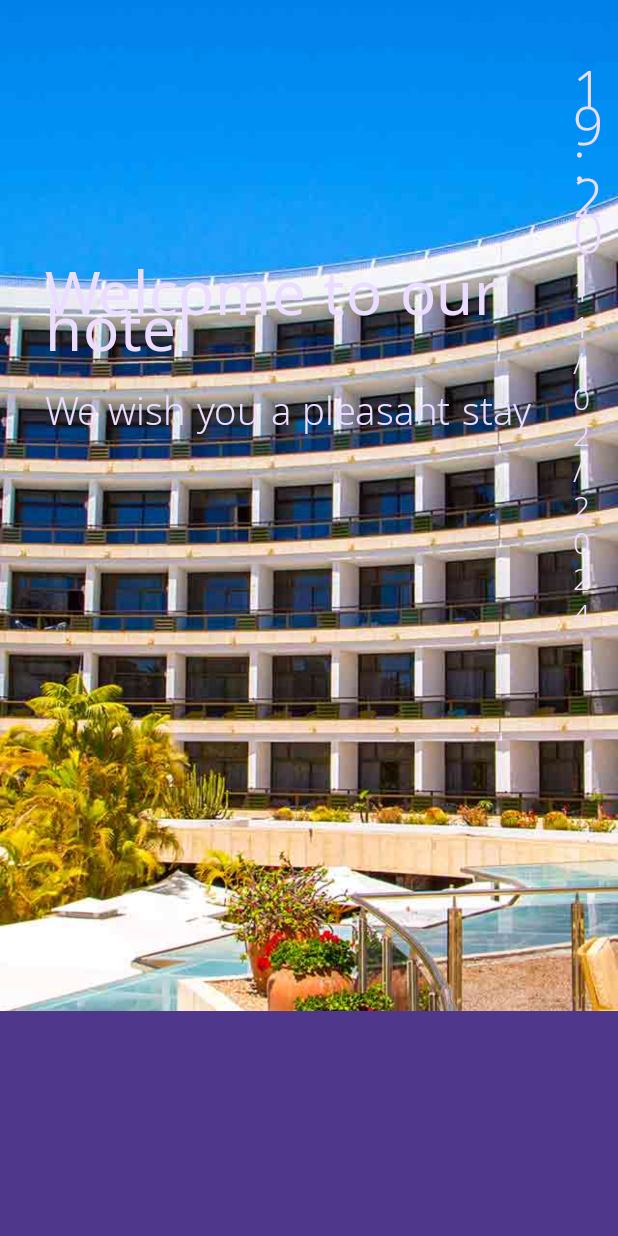
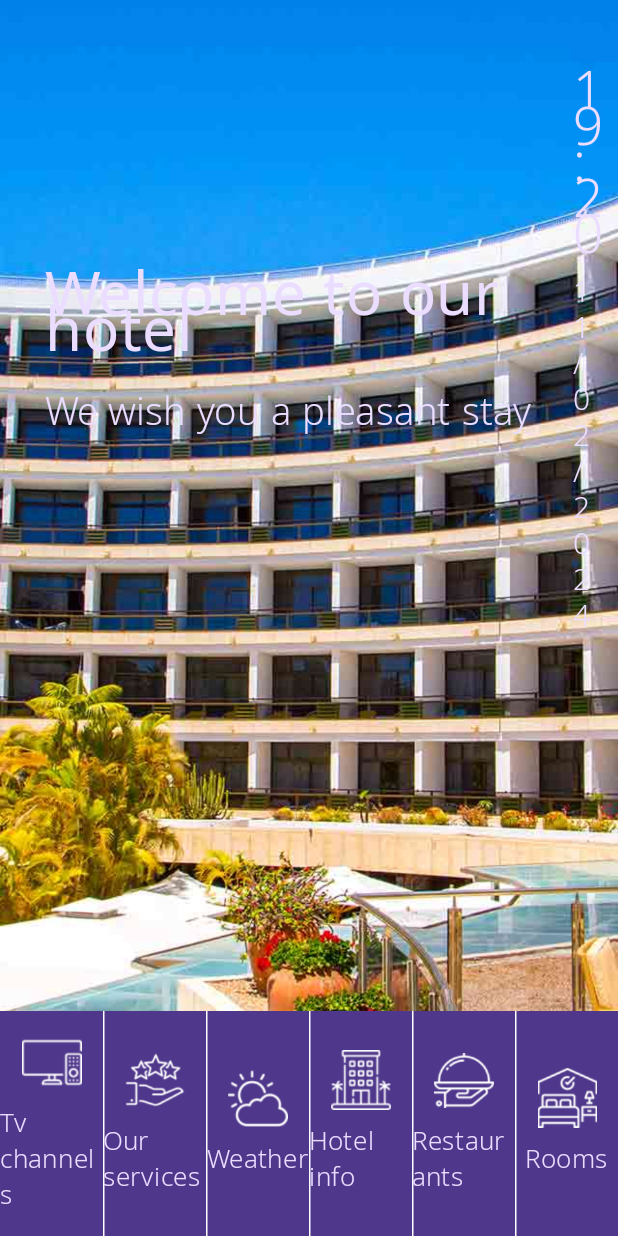
Before and after one commit to DariaVolosh/hospitalityTvAppAndroid, an Android app built with Jetpack Compose: the MainActivity screen opened directly, with no data from a screen before it, on a phone screen of 412 x 824 dp. Run offline under Robolectric (Android 15) with nearby library versions, the phone set to English and light mode, and no system bars; 2 statements that could not run were skipped.

Commit message:
Categories in the row of categories

```diff
--- /dev/null
+++ b/app/src/main/java/com/example/hoteltvapptemplate/presenter/CategoriesRow.kt
@@ -0,0 +1,40 @@
+package com.example.hoteltvapptemplate.presenter
+
+import androidx.compose.foundation.background
+import androidx.compose.foundation.layout.Arrangement
+import androidx.compose.foundation.layout.Row
+import androidx.compose.foundation.layout.fillMaxWidth
+import androidx.compose.foundation.layout.height
+import androidx.compose.material3.MaterialTheme
+import androidx.compose.runtime.Composable
+import androidx.compose.ui.Modifier
+import androidx.compose.ui.unit.dp
+import com.example.hoteltvapptemplate.R
+
+@Composable
+fun CategoriesRow() {
+    val categories = mutableMapOf(
+        "Tv channels" to R.drawable.tv_channels,
+        "Our services" to R.drawable.our_services,
+        "Weather" to R.drawable.weather,
+        "Hotel info" to R.drawable.hotel_info,
+        "Restaurants" to R.drawable.restaurants,
+        "Rooms" to R.drawable.rooms
+    )
+
+    Row(
+        modifier = Modifier
+            .height(150.dp)
+            .fillMaxWidth()
+            .background(MaterialTheme.colorScheme.primaryContainer),
+        horizontalArrangement = Arrangement.SpaceBetween
+    ) {
+        for (c in categories.entries) {
+            Category(
+                name = c.key,
+                icon = c.value,
+                modifier = Modifier.weight(1f)
+            )
+        }
+    }
+}
--- /dev/null
+++ b/app/src/main/java/com/example/hoteltvapptemplate/presenter/Category.kt
@@ -0,0 +1,62 @@
+package com.example.hoteltvapptemplate.presenter
+
+import androidx.annotation.DrawableRes
+import androidx.compose.foundation.Image
+import androidx.compose.foundation.layout.Arrangement
+import androidx.compose.foundation.layout.Column
+import androidx.compose.foundation.layout.Row
+import androidx.compose.foundation.layout.fillMaxSize
+import androidx.compose.foundation.layout.padding
+import androidx.compose.foundation.layout.size
+import androidx.compose.material3.MaterialTheme
+import androidx.compose.material3.Text
+import androidx.compose.material3.VerticalDivider
+import androidx.compose.runtime.Composable
+import androidx.compose.ui.Alignment
+import androidx.compose.ui.Modifier
+import androidx.compose.ui.graphics.Color
+import androidx.compose.ui.res.painterResource
+import androidx.compose.ui.text.font.Font
+import androidx.compose.ui.text.font.FontFamily
+import androidx.compose.ui.unit.TextUnit
+import androidx.compose.ui.unit.TextUnitType
+import androidx.compose.ui.unit.dp
+import com.example.hoteltvapptemplate.R
+
+@Composable
+fun Category(
+    name: String,
+    @DrawableRes icon: Int,
+    modifier: Modifier
+) {
+    Row(
+        modifier = modifier
+            .fillMaxSize(),
+        horizontalArrangement = Arrangement.SpaceBetween
+    ) {
+        Column(
+            verticalArrangement = Arrangement.Center,
+            horizontalAlignment = Alignment.CenterHorizontally,
+            modifier = Modifier.fillMaxSize()
+        ) {
+            Image(
+                painter = painterResource(id = icon),
+                contentDescription = name,
+                modifier = Modifier.size(40.dp)
+            )
+
+            Text(
+                text = name,
+                fontFamily = FontFamily(Font(R.font.nokora_light)),
+                color = MaterialTheme.colorScheme.onPrimaryContainer,
+                fontSize = TextUnit(17f, TextUnitType.Sp),
+                modifier = Modifier.padding(top = 10.dp),
+            )
+        }
+
+        VerticalDivider(
+            thickness = 1.dp,
+            color = Color.White
+        )
+    }
+}
--- a/app/src/main/java/com/example/hoteltvapptemplate/presenter/WelcomeScreen.kt
+++ b/app/src/main/java/com/example/hoteltvapptemplate/presenter/WelcomeScreen.kt
@@ -1,14 +1,12 @@
 package com.example.hoteltvapptemplate.presenter
 
 import androidx.compose.foundation.Image
-import androidx.compose.foundation.background
 import androidx.compose.foundation.layout.Arrangement
 import androidx.compose.foundation.layout.Box
 import androidx.compose.foundation.layout.Column
 import androidx.compose.foundation.layout.Row
 import androidx.compose.foundation.layout.fillMaxSize
 import androidx.compose.foundation.layout.fillMaxWidth
-import androidx.compose.foundation.layout.height
 import androidx.compose.foundation.layout.padding
 import androidx.compose.material3.MaterialTheme
 import androidx.compose.material3.Text
@@ -35,6 +33,7 @@ fun WelcomeScreen() {
             md_theme_transparent
         )
     )
+
     Box {
         Image(
             painter = painterResource(R.drawable.hotel_image),
@@ -93,14 +92,7 @@ fun WelcomeScreen() {
                 }
             }
 
-            Row(
-                modifier = Modifier
-                    .height(150.dp)
-                    .fillMaxWidth()
-                    .background(MaterialTheme.colorScheme.primaryContainer)
-            ) {
-
-            }
+            CategoriesRow()
         }
     }
 }
```
Also changed, not shown: app/src/main/res/drawable/hotel_info.png (added), app/src/main/res/drawable/our_services.png (added), app/src/main/res/drawable/restaurants.png (added), app/src/main/res/drawable/rooms.png (added), app/src/main/res/drawable/tv_channels.png (added), app/src/main/res/drawable/weather.png (added).
